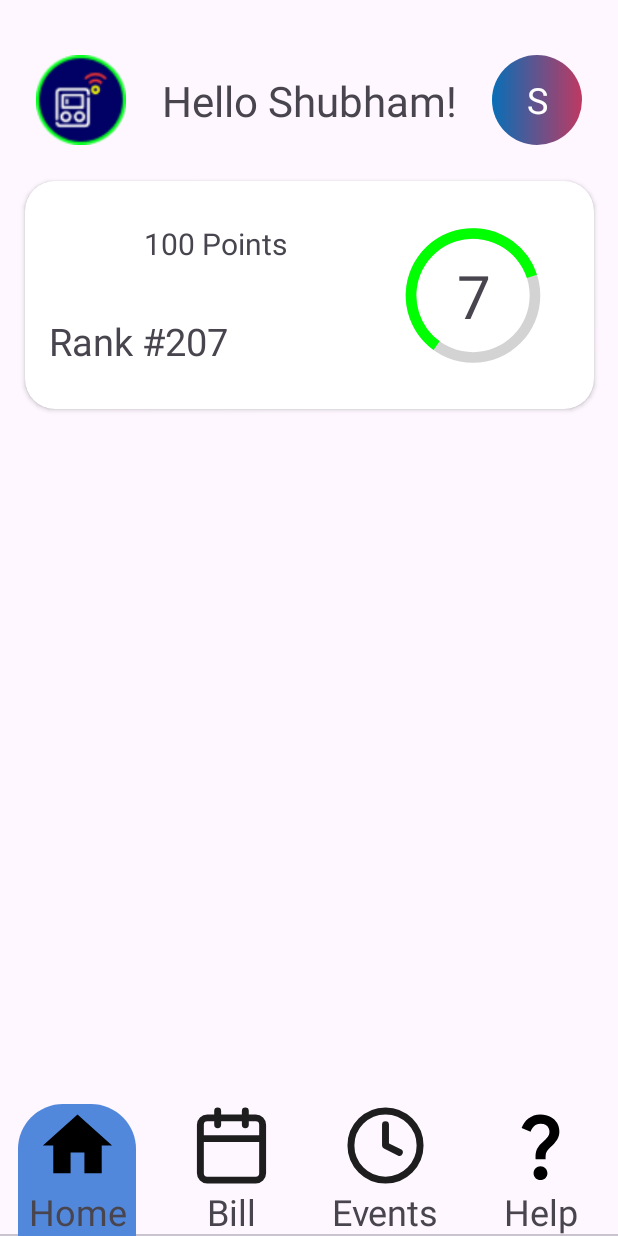
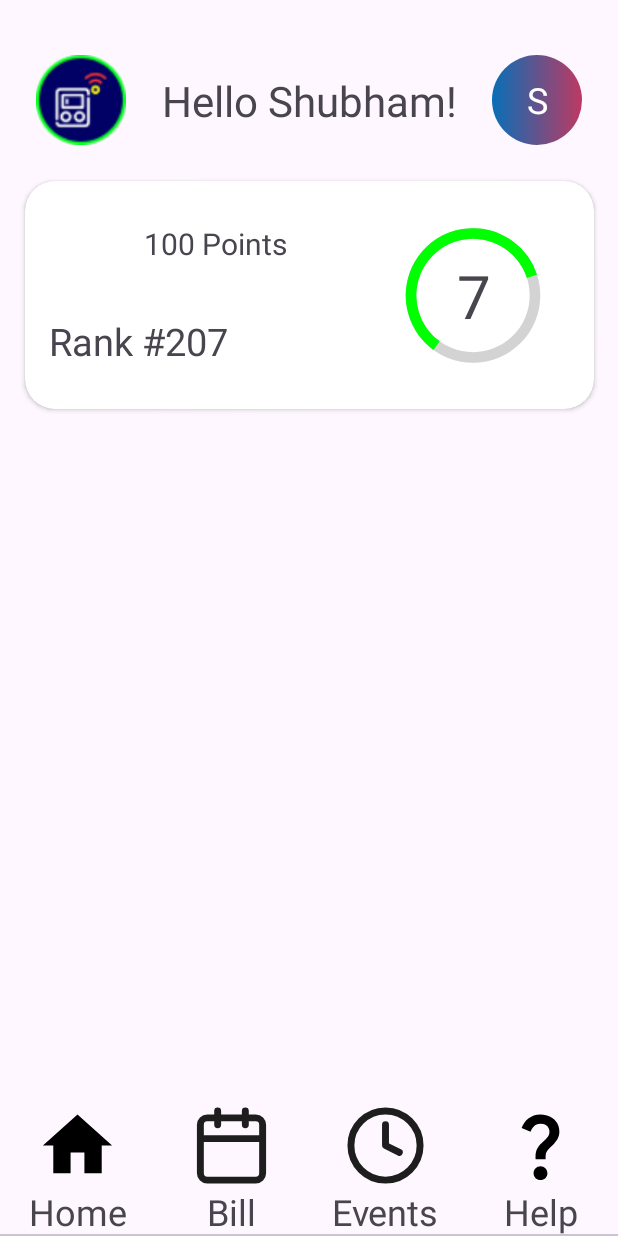
Before and after one commit to shubhamagrl/BDR-App-Project, an Android app: the screen it shows after launch (MainActivity), on a phone screen of 412 x 824 dp. Run offline under Robolectric (Android 15) with nearby library versions, the phone set to English and light mode, and no system bars; our stand-ins replace data binding, navigation-ui.

Commit message:
Modified App Bar

```diff
--- a/app/src/main/res/drawable/tab_indicator.xml
+++ b/app/src/main/res/drawable/tab_indicator.xml
@@ -1,7 +1,6 @@
 <?xml version="1.0" encoding="utf-8"?>
 <shape xmlns:android="http://schemas.android.com/apk/res/android"
     android:shape="rectangle">
-    <solid android:color="#5288DC"/>
     <corners android:topLeftRadius="30dp"
         android:topRightRadius="30dp"/>
 </shape>
--- a/app/src/main/res/values/colors.xml
+++ b/app/src/main/res/values/colors.xml
@@ -3,6 +3,6 @@
     <color name="black">#FF000000</color>
     <color name="white">#FFFFFFFF</color>
 
-    <color name="selectedColor">#FFFFFF</color>
+    <color name="selectedColor">#4A6CD3</color>
     <color name="unselectedColor">#000000</color>
 </resources>
```
